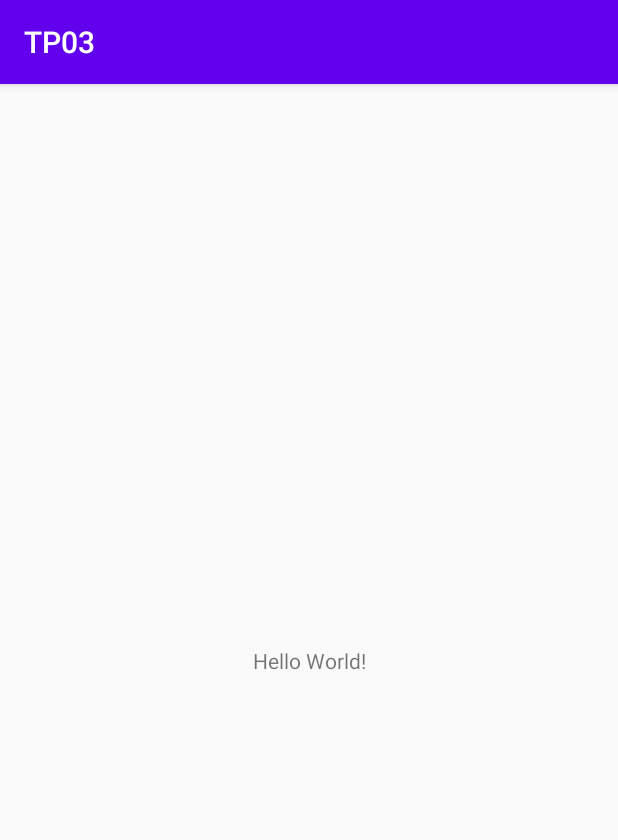
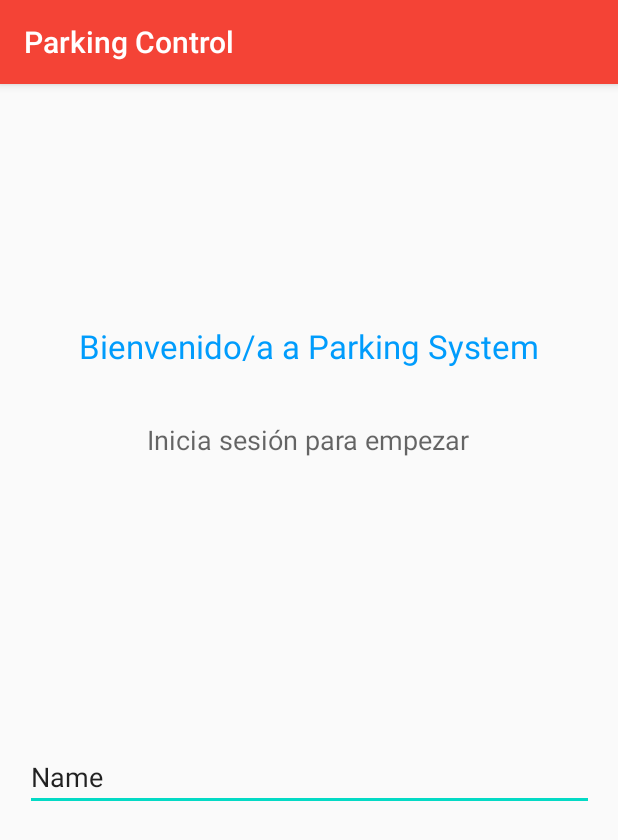
Before and after one commit to angelsimon/PAII-TP3, an Android app: the screen it shows after launch (MainActivity), on a phone screen of 412 x 824 dp. Shown: the top 840 px of the screen. Run offline under Robolectric (Android 15) with nearby library versions, the phone set to English and light mode, and no system bars.

Commit message:
Constantes de color, interfaz login

```diff
--- a/app/src/main/java/com/grupo06/tp03/MainActivity.java
+++ b/app/src/main/java/com/grupo06/tp03/MainActivity.java
@@ -11,6 +11,6 @@ public class MainActivity extends AppCompatActivity {
     protected void onCreate(Bundle savedInstanceState) {
         super.onCreate(savedInstanceState);
         setContentView(R.layout.activity_main);
-        Toast.makeText(this, "LVELEZ", Toast.LENGTH_SHORT).show();
+
     }
 }
--- a/app/src/main/res/layout/activity_main.xml
+++ b/app/src/main/res/layout/activity_main.xml
@@ -7,12 +7,55 @@
     tools:context=".MainActivity">
 
     <TextView
+        android:id="@+id/textView2"
         android:layout_width="wrap_content"
         android:layout_height="wrap_content"
-        android:text="Hello World!"
+        android:text="Bienvenido/a a Parking System"
+        android:textAppearance="@style/TextAppearance.AppCompat.Large"
+        android:textColor="@color/titleColor"
         app:layout_constraintBottom_toBottomOf="parent"
+        app:layout_constraintHorizontal_bias="0.498"
         app:layout_constraintLeft_toLeftOf="parent"
         app:layout_constraintRight_toRightOf="parent"
-        app:layout_constraintTop_toTopOf="parent" />
+        app:layout_constraintTop_toTopOf="parent"
+        app:layout_constraintVertical_bias="0.217" />
+
+    <TextView
+        android:id="@+id/textView"
+        android:layout_width="wrap_content"
+        android:layout_height="wrap_content"
+        android:text="Inicia sesión para empezar"
+        android:textAppearance="@style/TextAppearance.AppCompat.Medium"
+        app:layout_constraintBottom_toBottomOf="parent"
+        app:layout_constraintEnd_toEndOf="parent"
+        app:layout_constraintHorizontal_bias="0.498"
+        app:layout_constraintStart_toStartOf="parent"
+        app:layout_constraintTop_toBottomOf="@+id/textView2"
+        app:layout_constraintVertical_bias="0.064" />
+
+    <ImageView
+        android:id="@+id/imageView"
+        android:layout_width="wrap_content"
+        android:layout_height="wrap_content"
+        app:layout_constraintBottom_toBottomOf="parent"
+        app:layout_constraintEnd_toEndOf="parent"
+        app:layout_constraintHorizontal_bias="0.498"
+        app:layout_constraintStart_toStartOf="parent"
+        app:layout_constraintTop_toBottomOf="@+id/textView"
+        app:layout_constraintVertical_bias="0.132"
+        tools:srcCompat="@tools:sample/avatars" />
+
+    <EditText
+        android:id="@+id/txtNombre"
+        android:layout_width="379dp"
+        android:layout_height="45dp"
+        android:ems="10"
+        android:inputType="textPersonName"
+        android:text="Name"
+        app:layout_constraintBottom_toBottomOf="parent"
+        app:layout_constraintEnd_toEndOf="parent"
+        app:layout_constraintStart_toStartOf="parent"
+        app:layout_constraintTop_toBottomOf="@+id/imageView"
+        app:layout_constraintVertical_bias="0.3" />
 
 </androidx.constraintlayout.widget.ConstraintLayout>
--- a/app/src/main/res/values/colors.xml
+++ b/app/src/main/res/values/colors.xml
@@ -1,6 +1,10 @@
 <?xml version="1.0" encoding="utf-8"?>
 <resources>
-    <color name="colorPrimary">#6200EE</color>
-    <color name="colorPrimaryDark">#3700B3</color>
+    <!--color name="colorPrimary">#6200EE</color>-->
+    <color name="colorPrimary">#F44336</color>
+    <!--color name="colorPrimaryDark">#3700B3</color>-->
+    <color name="colorPrimaryDark">#F44336</color>
     <color name="colorAccent">#03DAC5</color>
+    <!--color name="toolbarColor">#F44336</color>-->
+    <color name="titleColor">#009cfc</color>
 </resources>
--- a/app/src/main/res/values/strings.xml
+++ b/app/src/main/res/values/strings.xml
@@ -1,3 +1,3 @@
 <resources>
-    <string name="app_name">TP03</string>
+    <string name="app_name">Parking Control</string>
 </resources>
```
